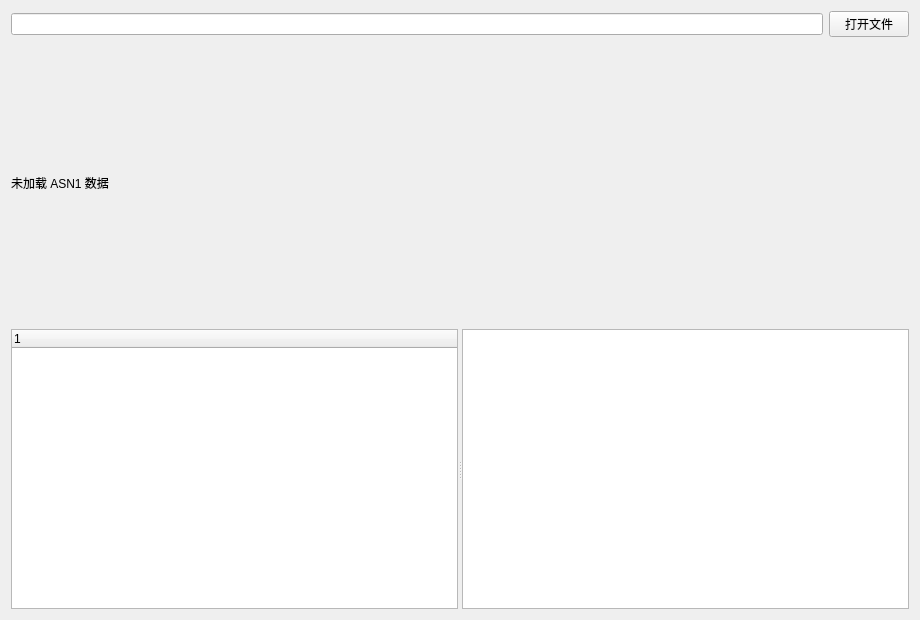
Old version of the form src/Plugin/PluginAsn1Viewer/ui/plugin_asn1_viewer.ui in the repository august295/EasyPluginFramework.
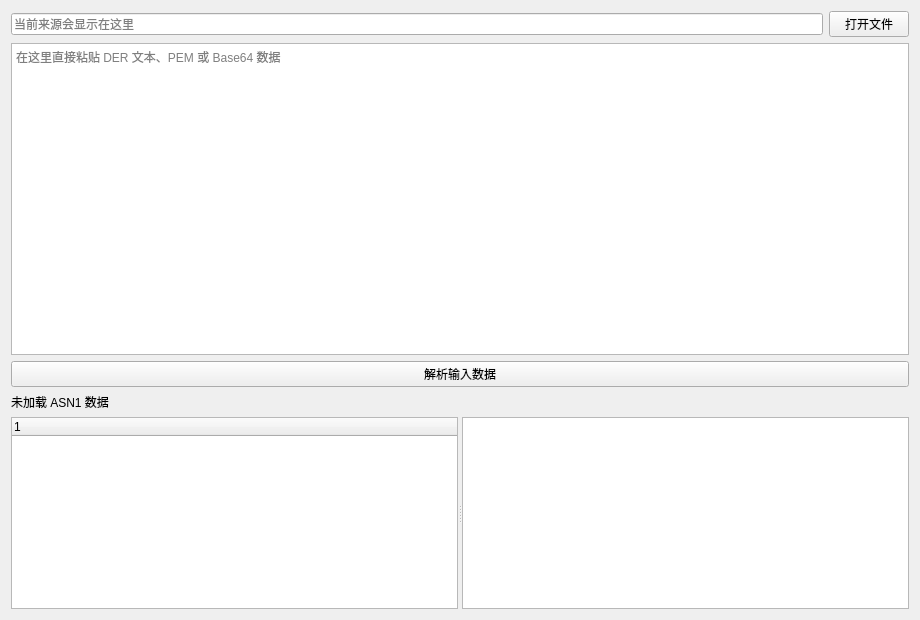
New version of the form.

Commit message: feat: ans1view 支持 base64 和直接文本输入解析

```diff
--- a/src/Plugin/PluginAsn1Viewer/ui/plugin_asn1_viewer.ui
+++ b/src/Plugin/PluginAsn1Viewer/ui/plugin_asn1_viewer.ui
@@ -18,6 +18,9 @@
     <layout class="QHBoxLayout" name="horizontalLayout_top">
      <item>
       <widget class="QLineEdit" name="lineEdit_file">
+       <property name="placeholderText">
+        <string>当前来源会显示在这里</string>
+       </property>
        <property name="readOnly">
         <bool>true</bool>
        </property>
@@ -32,6 +35,20 @@
      </item>
     </layout>
    </item>
+   <item>
+    <widget class="QPlainTextEdit" name="plainTextEdit_input">
+     <property name="placeholderText">
+      <string>在这里直接粘贴 DER 文本、PEM 或 Base64 数据</string>
+     </property>
+    </widget>
+   </item>
+   <item>
+    <widget class="QPushButton" name="pushButton_parseInput">
+     <property name="text">
+      <string>解析输入数据</string>
+     </property>
+    </widget>
+   </item>
    <item>
     <widget class="QLabel" name="label_summary">
      <property name="text">
```
The commit also changes 4 other files.
